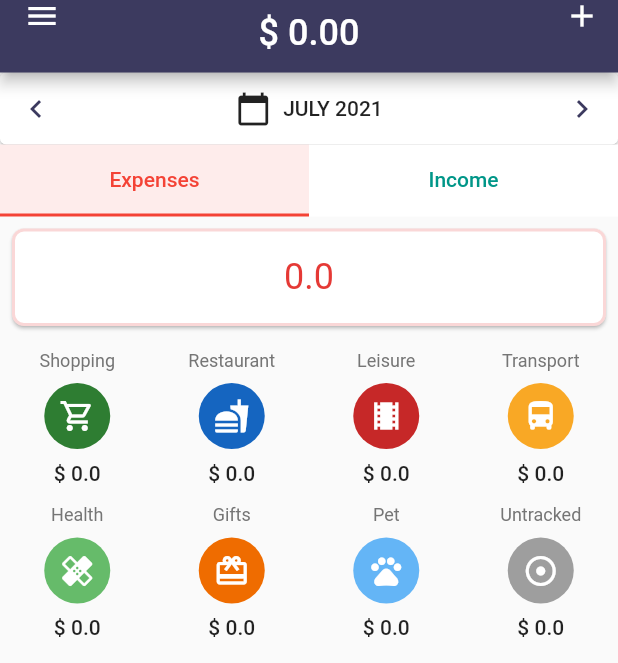
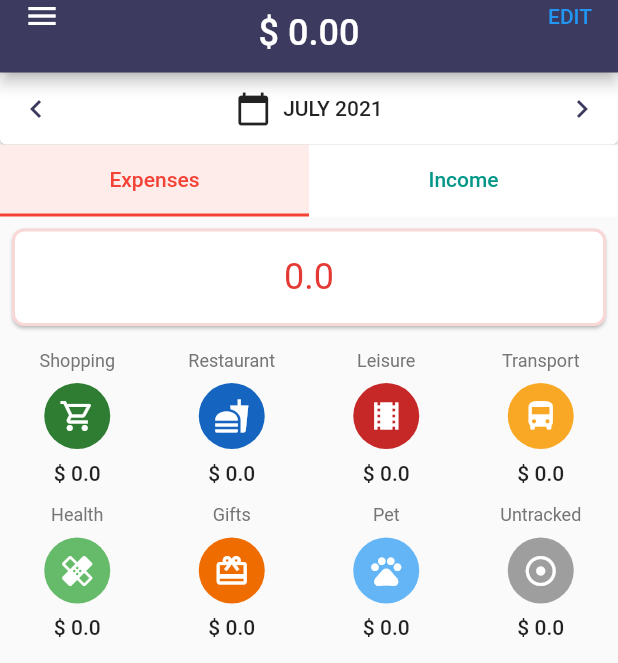
Before and after one commit to sibyl-sys/budge-it, a Flutter app: the screen it shows after launch, item 2 of the bottom bar chosen, on a phone screen of 412 x 824 dp, the part 40-703 px from its top. Run offline on Flutter 3.47's test engine with Material 2 defaults, Android fonts, the phone set to English and light mode, and no system bars; our stand-ins replace hive, hive_flutter, percent_indicator; accounts and stored records are empty; generated files the repository leaves out were written again.

Commit message:
Integrate reorder categories screen.

```diff
--- a/lib/main.dart
+++ b/lib/main.dart
@@ -4,6 +4,7 @@ import 'package:money_tracker/screens/accountsType.dart';
 import 'package:money_tracker/screens/home.dart';
 import 'package:money_tracker/screens/loading.dart';
 import 'package:money_tracker/screens/newAccount.dart';
+import 'package:money_tracker/screens/rearrangeCategories.dart';
 import 'package:money_tracker/services/user.dart';
 import 'package:provider/provider.dart';
 
@@ -18,6 +19,7 @@ void main() {
           '/accountType' : (context) => AccountsType(),
           '/loading': (context) => LoadingScreen(),
           '/accountDetails' : (context) => AccountDetails(),
+          '/rearrangeCategories' : (context) => RearrangeCategories(),
         },
         theme: ThemeData(
           primaryColor: Color(0x3C3A5F).withOpacity(1.0),
--- a/lib/screens/home.dart
+++ b/lib/screens/home.dart
@@ -3,6 +3,7 @@ import 'package:money_tracker/screens/accounts.dart';
 import 'package:money_tracker/screens/accountsType.dart';
 import 'package:money_tracker/screens/addTransaction.dart';
 import 'package:money_tracker/screens/categories.dart';
+import 'package:money_tracker/screens/rearrangeCategories.dart';
 import 'package:money_tracker/screens/transactions.dart';
 import 'package:money_tracker/services/account.dart';
 import 'package:intl/intl.dart';
@@ -48,6 +49,22 @@ class _HomeState extends State<Home> {
     ),
   ];
 
+  Widget generateAppbarAction(int index) {
+    if(index == 1) {
+      return TextButton(
+          child: Text("EDIT"),
+          onPressed: (){
+            Navigator.of(context).pushNamed("/rearrangeCategories");
+          });
+    } else {
+      return IconButton(
+        icon: Icon(Icons.add),
+        onPressed: (){
+        _selectAccountType(context);
+      });
+    }
+  }
+
   void _onItemTapped(int index) {
     if(index == 4) {
        Navigator.of(context).push(
@@ -79,11 +96,7 @@ class _HomeState extends State<Home> {
           toolbarHeight: 75,
           centerTitle: true,
           actions: [
-            IconButton(
-                icon: Icon(Icons.add),
-                onPressed: (){
-                  _selectAccountType(context);
-                })
+            generateAppbarAction(_selectedIndex)
           ],
           title: Row(
             mainAxisSize: MainAxisSize.min,
```
